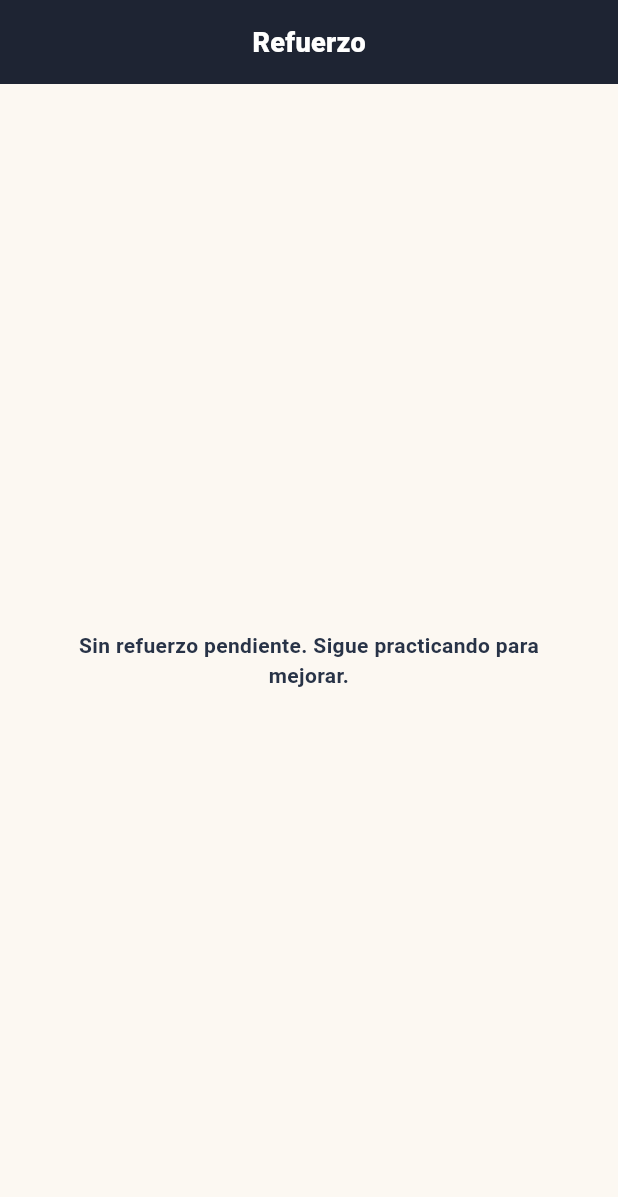
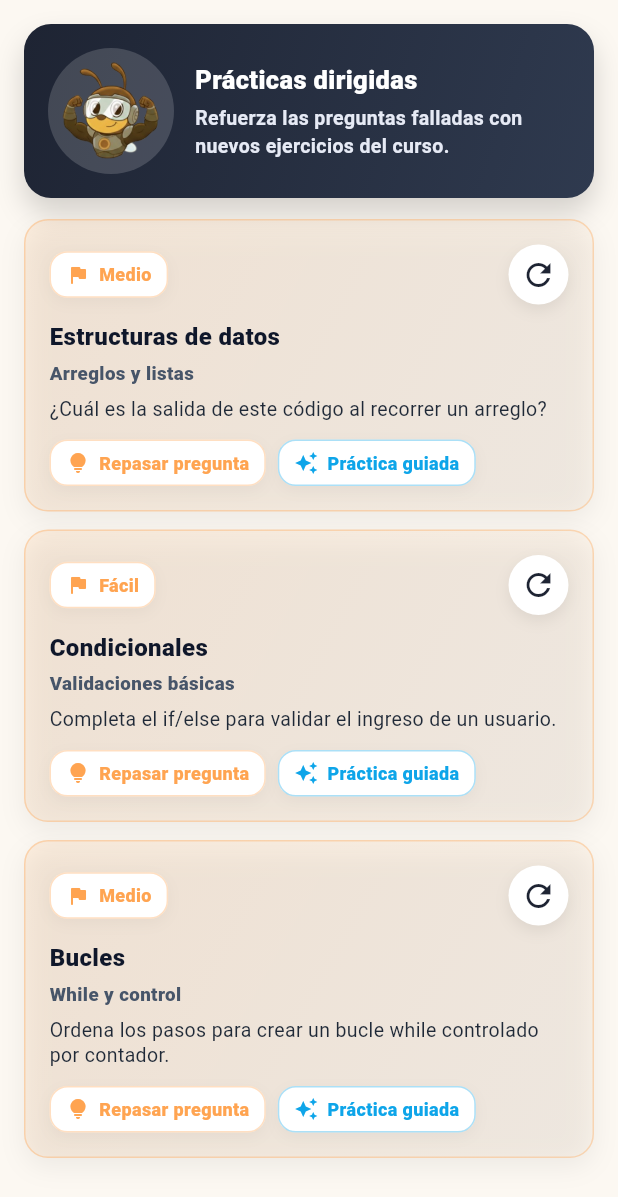
Before and after one commit to SrFranPA/logicode, a Flutter app: the StudentPracticasScreen screen opened directly, on a phone screen of 412 x 824 dp. Shown: the top 1197 px of the screen. Run offline on Flutter 3.47's test engine with Material 3 defaults, Android fonts, the phone set to English and light mode, and no system bars; our stand-ins replace bloc, cloud_firestore, equatable, file_picker, firebase_auth, firebase_core and 4 more; missing offline and left inert: flutter_facebook_auth; accounts and stored records are empty.

Commit message:
refuerzo

```diff
--- a/lib/presentation/screens/student/aprende/leccion_curso_screen.dart
+++ b/lib/presentation/screens/student/aprende/leccion_curso_screen.dart
@@ -166,7 +166,9 @@ class _LeccionCursoScreenState extends State<LeccionCursoScreen> {
     });
     if (isCorrect) {
       _aciertos++;
-      _xpPendiente += _xpPorDificultad(preguntaActual.dificultad);
+      if (!_esTestFinal) {
+        _xpPendiente += _xpPorDificultad(preguntaActual.dificultad);
+      }
     } else if (lives > 0 && !_esTestFinal) {
       _consumirVida();
     }
@@ -262,7 +264,9 @@ class _LeccionCursoScreenState extends State<LeccionCursoScreen> {
     if (index + 1 >= preguntas.length) {
       final aprobado = !_esTestFinal || _aciertos >= 7;
       if (aprobado) {
-        await _guardarXpPendiente();
+        if (!_esTestFinal) {
+          await _guardarXpPendiente();
+        }
         if (_esTestFinal) {
           await _registrarResultadoFinal(true);
           await _mostrarResultadoFinal(true);
--- a/lib/presentation/screens/student/practicas/student_practicas_screen.dart
+++ b/lib/presentation/screens/student/practicas/student_practicas_screen.dart
@@ -12,22 +12,7 @@ class StudentPracticasScreen extends StatelessWidget {
 
     return Scaffold(
       backgroundColor: const Color(0xFFFCF8F2),
-      appBar: AppBar(
-        automaticallyImplyLeading: false,
-        backgroundColor: const Color(0xFF1E2433),
-        elevation: 0,
-        centerTitle: true,
-        title: const Text(
-          'Refuerzo',
-          style: TextStyle(
-            color: Colors.white,
-            fontWeight: FontWeight.w800,
-            fontSize: 18,
-            letterSpacing: 0.2,
-          ),
-        ),
-        iconTheme: const IconThemeData(color: Colors.white),
-      ),
+      appBar: null,
       body: uid == null
           ? const Center(child: Text('Inicia sesion para ver tu refuerzo'))
           : StreamBuilder<DocumentSnapshot<Map<String, dynamic>>>(
@@ -39,24 +24,40 @@ class StudentPracticasScreen extends StatelessWidget {
                 final data = snap.data!.data() ?? {};
                 final errores = (data['errores'] as List?)?.cast<Map?>() ?? [];
 
-                if (errores.isEmpty) {
-                  return const Center(
-                    child: Padding(
-                      padding: EdgeInsets.all(24),
-                      child: Text(
-                        'Sin refuerzo pendiente. Sigue practicando para mejorar.',
-                        textAlign: TextAlign.center,
-                        style: TextStyle(color: Color(0xFF283347), fontWeight: FontWeight.w700),
-                      ),
-                    ),
-                  );
-                }
+                final placeholders = [
+                  {
+                    'pregunta': '¿Cuál es la salida de este código al recorrer un arreglo?',
+                    'curso': 'Estructuras de datos',
+                    'leccion': 'Arreglos y listas',
+                    'dificultad': 'Medio',
+                  },
+                  {
+                    'pregunta': 'Completa el if/else para validar el ingreso de un usuario.',
+                    'curso': 'Condicionales',
+                    'leccion': 'Validaciones básicas',
+                    'dificultad': 'Fácil',
+                  },
+                  {
+                    'pregunta': 'Ordena los pasos para crear un bucle while controlado por contador.',
+                    'curso': 'Bucles',
+                    'leccion': 'While y control',
+                    'dificultad': 'Medio',
+                  },
+                ];
+
+                final items = errores.isNotEmpty ? errores : placeholders;
 
                 return ListView.builder(
                   padding: const EdgeInsets.fromLTRB(16, 16, 16, 32),
-                  itemCount: errores.length,
+                  itemCount: items.length + 1,
                   itemBuilder: (context, i) {
-                    final e = (errores[i] ?? {}) as Map;
+                    if (i == 0) {
+                      return _HeroPractica(
+                        accent: accent,
+                        total: items.length,
+                      );
+                    }
+                    final e = (items[i - 1] ?? {}) as Map;
                     final pregunta = (e['pregunta'] ?? 'Pregunta pendiente').toString();
                     final curso = (e['curso'] ?? '').toString();
                     final leccion = (e['leccion'] ?? '').toString();
@@ -73,6 +74,88 @@ class StudentPracticasScreen extends StatelessWidget {
                 );
               },
             ),
+    );
+  }
+}
+
+class _HeroPractica extends StatelessWidget {
+  final Color accent;
+  final int total;
+
+  const _HeroPractica({required this.accent, required this.total});
+
+  @override
+  Widget build(BuildContext context) {
+    const images = [
+      'assets/images/mascota/refuerzo1.png',
+      'assets/images/mascota/refuerzo2.png',
+      'assets/images/mascota/refuerzo3.png',
+
+    ];
+    final imgPath = images[(total % images.length).clamp(0, images.length - 1)];
+
+    return Container(
+      margin: const EdgeInsets.only(bottom: 14),
+      padding: const EdgeInsets.all(16),
+      decoration: BoxDecoration(
+        gradient: const LinearGradient(
+          colors: [Color(0xFF1E2433), Color(0xFF2F3A4F)],
+          begin: Alignment.topLeft,
+          end: Alignment.bottomRight,
+        ),
+        borderRadius: BorderRadius.circular(18),
+        boxShadow: [
+          BoxShadow(
+            color: Colors.black.withOpacity(0.16),
+            blurRadius: 16,
+            offset: const Offset(0, 10),
+          ),
+        ],
+      ),
+      child: Row(
+        children: [
+          Container(
+            padding: const EdgeInsets.all(8),
+            decoration: BoxDecoration(
+              color: Colors.white.withOpacity(0.16),
+              shape: BoxShape.circle,
+            ),
+            child: ClipOval(
+              child: Image.asset(
+                imgPath,
+                width: 68,
+                height: 68,
+                fit: BoxFit.cover,
+              ),
+            ),
+          ),
+          const SizedBox(width: 14),
+          Expanded(
+            child: Column(
+              crossAxisAlignment: CrossAxisAlignment.start,
+              children: [
+                const Text(
+                  'Prácticas dirigidas',
+                  style: TextStyle(
+                    color: Colors.white,
+                    fontWeight: FontWeight.w900,
+                    fontSize: 17,
+                  ),
+                ),
+                const SizedBox(height: 4),
+                Text(
+                  'Refuerza las preguntas falladas con nuevos ejercicios del curso.',
+                  style: const TextStyle(
+                    color: Color(0xFFE6EAF5),
+                    fontWeight: FontWeight.w600,
+                    fontSize: 13,
+                  ),
+                ),
+              ],
+            ),
+          ),
+        ],
+      ),
     );
   }
 }
@@ -96,15 +179,22 @@ class _RefuerzoCard extends StatelessWidget {
   Widget build(BuildContext context) {
     return Container(
       margin: const EdgeInsets.only(bottom: 12),
-      padding: const EdgeInsets.all(14),
+      padding: const EdgeInsets.all(16),
       decoration: BoxDecoration(
-        color: Colors.white,
-        borderRadius: BorderRadius.circular(14),
-        border: Border.all(color: color.withOpacity(0.25)),
+        gradient: LinearGradient(
+          colors: [
+            color.withOpacity(0.12),
+            color.withOpacity(0.03),
+          ],
+          begin: Alignment.topLeft,
+          end: Alignment.bottomRight,
+        ),
+        borderRadius: BorderRadius.circular(16),
+        border: Border.all(color: color.withOpacity(0.35)),
         boxShadow: [
           BoxShadow(
-            color: Colors.black.withOpacity(0.04),
-            blurRadius: 12,
+            color: Colors.black.withOpacity(0.06),
+            blurRadius: 14,
             offset: const Offset(0, 6),
           ),
         ],
@@ -114,32 +204,36 @@ class _RefuerzoCard extends StatelessWidget {
         children: [
           Row(
             children: [
-              Container(
-                padding: const EdgeInsets.symmetric(horizontal: 10, vertical: 6),
-                decoration: BoxDecoration(
-                  color: color.withOpacity(0.14),
-                  borderRadius: BorderRadius.circular(10),
-                ),
-                child: Text(
-                  dificultad,
-                  style: TextStyle(
-                    color: color,
-                    fontWeight: FontWeight.w700,
-                    fontSize: 12,
-                  ),
-                ),
+              _Tag(
+                label: dificultad,
+                color: color,
+                icon: Icons.flag_rounded,
               ),
               const Spacer(),
-              const Icon(Icons.refresh, color: Color(0xFF4A6275)),
+              Container(
+                padding: const EdgeInsets.all(8),
+                decoration: BoxDecoration(
+                  color: Colors.white,
+                  shape: BoxShape.circle,
+                  boxShadow: [
+                    BoxShadow(
+                      color: Colors.black.withOpacity(0.07),
+                      blurRadius: 8,
+                      offset: const Offset(0, 4),
+                    ),
+                  ],
+                ),
+                child: const Icon(Icons.refresh, color: Color(0xFF1E2433)),
+              ),
             ],
           ),
           const SizedBox(height: 10),
           Text(
             titulo,
             style: const TextStyle(
-              fontSize: 15,
-              fontWeight: FontWeight.w800,
-              color: Color(0xFF12314D),
+              fontSize: 16,
+              fontWeight: FontWeight.w900,
+              color: Color(0xFF0F172A),
             ),
           ),
           if (etiqueta.isNotEmpty)
@@ -148,9 +242,9 @@ class _RefuerzoCard extends StatelessWidget {
               child: Text(
                 etiqueta,
                 style: const TextStyle(
-                  color: Color(0xFF4A6275),
-                  fontSize: 12,
-                  fontWeight: FontWeight.w700,
+                  color: Color(0xFF475569),
+                  fontSize: 12.5,
+                  fontWeight: FontWeight.w800,
                 ),
               ),
             ),
@@ -158,23 +252,24 @@ class _RefuerzoCard extends StatelessWidget {
           Text(
             descripcion,
             style: const TextStyle(
-              color: Color(0xFF4A6275),
-              fontSize: 12,
+              color: Color(0xFF1F2937),
+              fontSize: 13,
               height: 1.3,
             ),
           ),
-          const SizedBox(height: 10),
+          const SizedBox(height: 12),
           Row(
-            children: const [
-              Icon(Icons.lightbulb, color: Color(0xFF4A6275), size: 18),
-              SizedBox(width: 6),
-              Text(
-                'Repasar pregunta',
-                style: TextStyle(
-                  color: Color(0xFF12314D),
-                  fontWeight: FontWeight.w700,
-                  fontSize: 12,
-                ),
+            children: [
+              _Tag(
+                label: 'Repasar pregunta',
+                color: color,
+                icon: Icons.lightbulb_rounded,
+              ),
+              const SizedBox(width: 8),
+              _Tag(
+                label: 'Práctica guiada',
+                color: const Color(0xFF0EA5E9),
+                icon: Icons.auto_awesome,
               ),
             ],
           ),
@@ -183,3 +278,49 @@ class _RefuerzoCard extends StatelessWidget {
     );
   }
 }
+
+class _Tag extends StatelessWidget {
+  final String label;
+  final Color color;
+  final IconData icon;
+
+  const _Tag({
+    required this.label,
+    required this.color,
+    required this.icon,
+  });
+
+  @override
+  Widget build(BuildContext context) {
+    return Container(
+      padding: const EdgeInsets.symmetric(horizontal: 10, vertical: 6),
+      decoration: BoxDecoration(
+        color: Colors.white,
+        borderRadius: BorderRadius.circular(12),
+        border: Border.all(color: color.withOpacity(0.35)),
+        boxShadow: [
+          BoxShadow(
+            color: Colors.black.withOpacity(0.04),
+            blurRadius: 8,
+            offset: const Offset(0, 3),
+          ),
+        ],
+      ),
+      child: Row(
+        mainAxisSize: MainAxisSize.min,
+        children: [
+          Icon(icon, color: color, size: 16),
+          const SizedBox(width: 6),
+          Text(
+            label,
+            style: TextStyle(
+              color: color,
+              fontWeight: FontWeight.w800,
+              fontSize: 12,
+            ),
+          ),
+        ],
+      ),
+    );
+  }
+}
--- a/pubspec.yaml
+++ b/pubspec.yaml
@@ -86,6 +86,9 @@ flutter:
     - assets/images/mascota/leccion3.png
     - assets/images/mascota/leccion4.png
     - assets/images/mascota/leccion4.png
+    - assets/images/mascota/refuerzo1.png
+    - assets/images/mascota/refuerzo2.png
+    - assets/images/mascota/refuerzo3.png
     - assets/images/iconos/curso1.png
     - assets/images/iconos/curso2.png
     - assets/images/iconos/curso3.png
```
Also changed, not shown: assets/images/mascota/refuerzo1.png (added), assets/images/mascota/refuerzo2.png (added), assets/images/mascota/refuerzo3.png (added).
